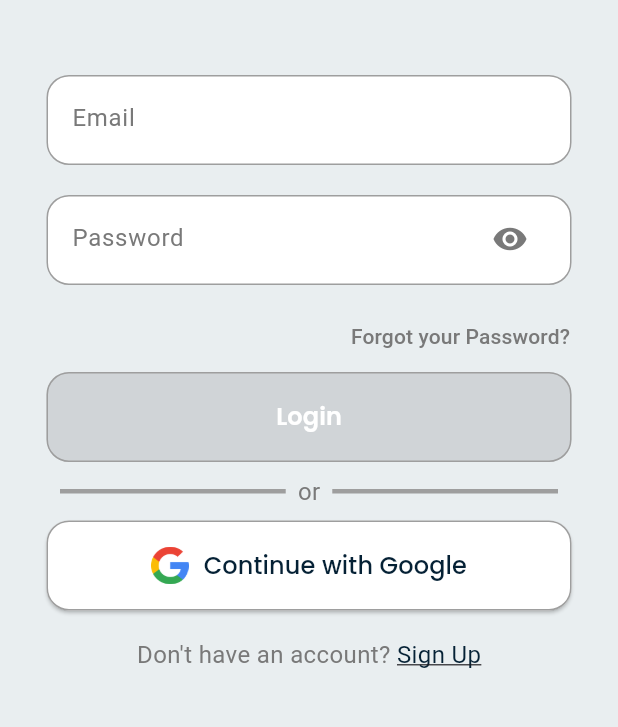
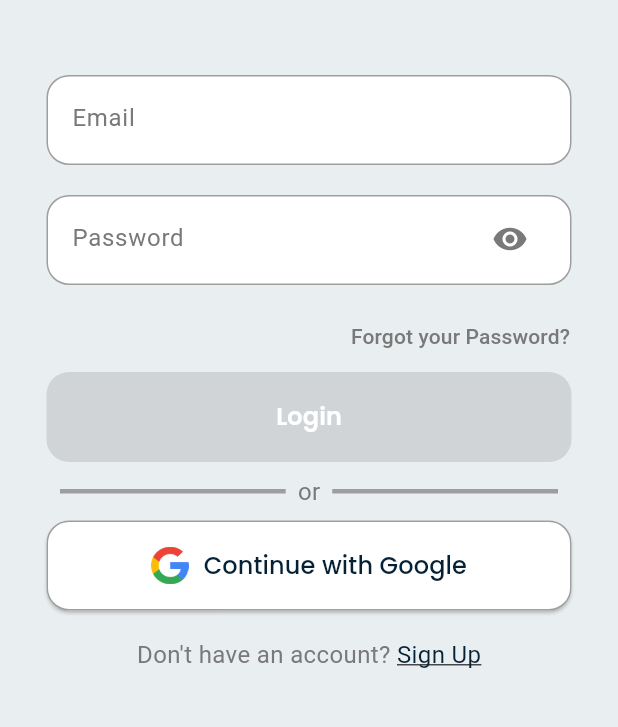
Before and after one commit to mochammadcholilurrokhman/WRINKLYZE, a Flutter app: the LoginPage screen opened directly, on a phone screen of 412 x 824 dp, the part 501-1228 px from its top. Run offline on Flutter 3.47's test engine with Material 3 defaults, Android fonts, the phone set to English and light mode, and no system bars; our stand-ins replace animated_bottom_navigation_bar, camera, cloud_firestore, firebase_auth, firebase_core, firebase_storage and 1 more; accounts and stored records are empty; network calls fail.

Commit message:
fix: minor bug login/signup

```diff
--- a/lib/pages/home_page.dart
+++ b/lib/pages/home_page.dart
@@ -132,7 +132,7 @@ class _HomePageState extends State<HomePage> {
                         style: TextStyle(
                           color: Colors.white,
                           fontWeight: FontWeight.bold,
-                          fontSize: 24,
+                          fontSize: 22,
                           fontFamily: 'Poppins',
                         ),
                       ),
@@ -140,14 +140,14 @@ class _HomePageState extends State<HomePage> {
                         "Decode the Secrets of Early Aging",
                         style: TextStyle(
                           color: Colors.white,
-                          fontSize: 11,
+                          fontSize: 10,
                           fontFamily: 'Poppins',
                         ),
                       ),
                       SizedBox(height: 15),
                     ],
                   ),
-                  SizedBox(width: 15),
+                  SizedBox(width: 25),
                   Icon(
                     Icons.arrow_forward_ios,
                     color: Colors.white,
--- a/lib/pages/login.dart
+++ b/lib/pages/login.dart
@@ -11,6 +11,7 @@ class LoginPage extends StatefulWidget {
 
 class _LoginPageState extends State<LoginPage> {
   bool passwordVisible = false;
+  bool isLoading = false;
   final TextEditingController emailController = TextEditingController();
   final TextEditingController passwordController = TextEditingController();
 
@@ -30,6 +31,11 @@ class _LoginPageState extends State<LoginPage> {
   }
 
   Future<void> _signInWithEmailAndPassword() async {
+    if (isLoading) return; // Hindari proses jika sedang loading
+    setState(() {
+      isLoading = true; // Tampilkan indikator loading
+    });
+
     try {
       await _auth.signInWithEmailAndPassword(
         email: emailController.text,
@@ -42,18 +48,26 @@ class _LoginPageState extends State<LoginPage> {
       );
     } catch (e) {
       print('Error: $e');
+      if (mounted) {
         ScaffoldMessenger.of(context).showSnackBar(
           SnackBar(
             content: Text('Incorrect email or password'),
             backgroundColor: Colors.red,
-            duration: Duration(seconds: 2)),
+            duration: Duration(seconds: 2),
+          ),
         );
+      }
+    } finally {
+      setState(() {
+        isLoading = false; // Matikan indikator loading setelah proses selesai
+      });
     }
   }
 
   bool _isLoginButtonEnabled() {
     return emailController.text.isNotEmpty &&
-        passwordController.text.isNotEmpty;
+        passwordController.text.isNotEmpty &&
+        !isLoading; // Tambahkan pengecekan loading
   }
 
   @override
@@ -191,16 +205,20 @@ class _LoginPageState extends State<LoginPage> {
                     ElevatedButton(
                       onPressed: _isLoginButtonEnabled()
                           ? _signInWithEmailAndPassword
-                          : null,
+                          : null, // Disable tombol jika tidak memenuhi syarat
                       style: ElevatedButton.styleFrom(
                         fixedSize: const Size(350, 60),
-                        side: const BorderSide(color: Colors.grey),
                         shape: RoundedRectangleBorder(
                           borderRadius: BorderRadius.circular(15),
                         ),
                         backgroundColor: const Color(0xFF052135),
                       ),
-                      child: const Text(
+                      child: isLoading
+                          ? CircularProgressIndicator(
+                              valueColor:
+                                  AlwaysStoppedAnimation<Color>(Colors.white),
+                            ) // Tampilkan indikator loading
+                          : const Text(
                               'Login',
                               style: TextStyle(
                                 fontFamily: 'Poppins',
--- a/pubspec.yaml
+++ b/pubspec.yaml
@@ -45,6 +45,7 @@ dependencies:
   firebase_storage: ^12.3.4
   path_provider: ^2.1.5
   path: ^1.9.0
+  image: ^4.3.0
 
 dev_dependencies:
   flutter_test:
```
Also changed, not shown: lib/pages/displaypicture_screen.dart (+19 -1 lines), lib/pages/signup_page.dart (+26 -2 lines), pubspec.lock. Lines whose indentation alone changed are shown as unchanged.
